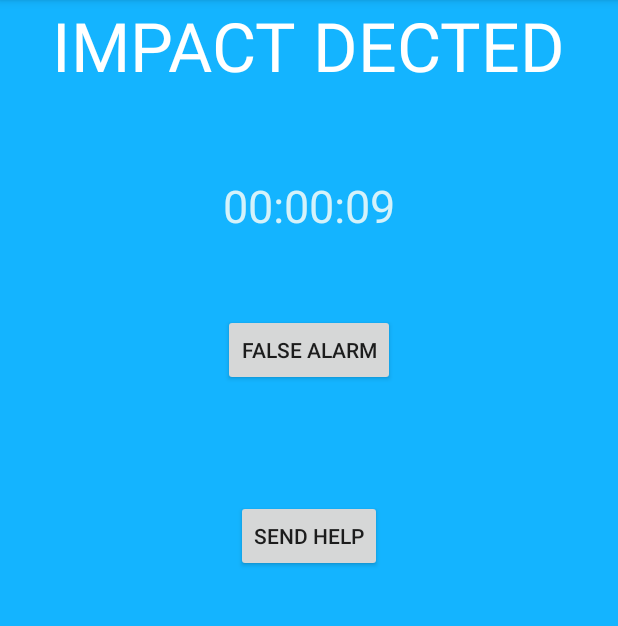
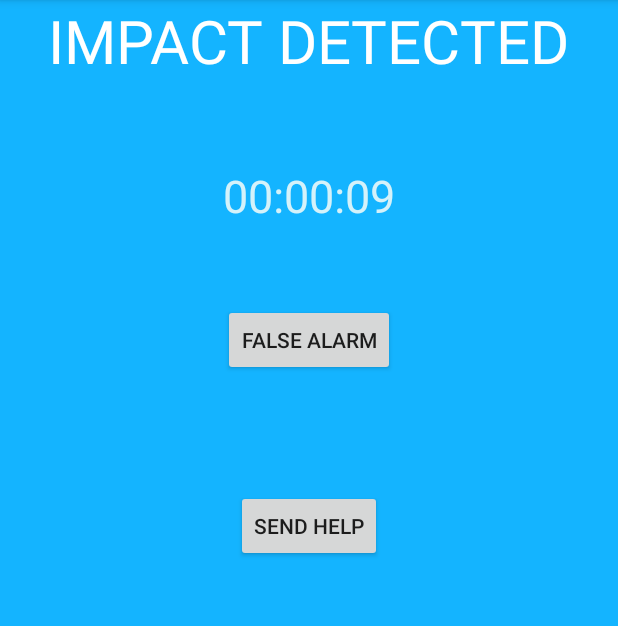
Before and after one commit to anichols28/ridesafe, an Android app: the Timer screen opened directly, with no data from a screen before it, on a phone screen of 412 x 824 dp, the part 84-710 px from its top. Run offline under Robolectric (Android 15) with nearby library versions, the light colour scheme and no system bars.

Commit message:
bug fixing

```diff
--- a/Ex2/app/src/main/java/com/example/austin/ex2/GPS.java
+++ b/Ex2/app/src/main/java/com/example/austin/ex2/GPS.java
@@ -214,9 +214,9 @@ public class GPS extends Service implements LocationListener {
      * close GPS to save battery
      */
     public void closeGPS() {
-        if (mLocationManager != null) {
+
             mLocationManager.removeUpdates(GPS.this);
-        }
+            mLocationManager = null;
     }
 
     /**
--- a/Ex2/app/src/main/java/com/example/austin/ex2/Timer.java
+++ b/Ex2/app/src/main/java/com/example/austin/ex2/Timer.java
@@ -44,7 +44,8 @@ public class Timer extends Activity {
         myGPS.getLocation();
         String timer = settings.getString("eTimer", "");
         int time = 0;
-        if(timer == ""){
+
+        if(!parseWithFallback(timer)){
             time = 10000;
         }
         else{
@@ -52,25 +53,9 @@ public class Timer extends Activity {
             time *= 1000;
         }
         text1=(TextView)findViewById(R.id.textView1);
-        falseButton.setOnClickListener(new View.OnClickListener() {
-            public void onClick(View view) {
-
-                Intent intent = new Intent(getApplicationContext(), GForce.class);
-                startActivity(intent);
-                kill_activity();
-
-            }
-        });
-        trueButton.setOnClickListener(new View.OnClickListener() {
-            public void onClick(View view) {
-                SharedPreferences settings = getSharedPreferences(PREFS_NAME, 0);
-                kill_activity();
-                send(settings.getString("eContact", ""), myGPS);
 
 
-            }
-        });
-        new CountDownTimer(time, 1000) { // adjust the milli seconds here
+        final CountDownTimer myCount = new CountDownTimer(time, 1000) { // adjust the milli seconds here
 
             public void onTick(long millisUntilFinished) {
 
@@ -87,10 +72,29 @@ public class Timer extends Activity {
                 send(settings.getString("eContact", ""), myGPS);
 
 
+
                 //
             }
         }.start();
-        myGPS.closeGPS();
+        falseButton.setOnClickListener(new View.OnClickListener() {
+            public void onClick(View view) {
+                myCount.cancel();
+                Intent intent = new Intent(getApplicationContext(), GForce.class);
+                startActivity(intent);
+
+
+            }
+        });
+        trueButton.setOnClickListener(new View.OnClickListener() {
+            public void onClick(View view) {
+                myCount.cancel();
+                SharedPreferences settings = getSharedPreferences(PREFS_NAME, 0);
+                send(settings.getString("eContact", ""), myGPS);
+
+
+            }
+        });
+
     }
 
     public void send(String Number, GPS myGPS)
@@ -118,6 +122,7 @@ public class Timer extends Activity {
 
 
         // make sure the fields are not empty
+        myGPS.closeGPS();
         kill_activity();
         // call the sms manager
         PendingIntent pi = PendingIntent.getActivity(this, 0,
@@ -137,6 +142,13 @@ public class Timer extends Activity {
         finish();
     }
 
-
+    public boolean parseWithFallback(String text) {
+        try {
+            Integer.parseInt(text);
+            return true;
+        } catch (NumberFormatException e) {
+            return false;
+        }
+    }
 
 }
--- a/Ex2/app/src/main/res/layout/timer.xml
+++ b/Ex2/app/src/main/res/layout/timer.xml
@@ -20,13 +20,13 @@
         android:layout_width="wrap_content"
         android:layout_height="wrap_content"
         android:textAppearance="?android:attr/textAppearanceLarge"
-        android:text="IMPACT DECTED"
+        android:text="IMPACT DETECTED"
         android:id="@+id/textView2"
+        android:textSize="40dp"
+        android:textColor="#ffffffff"
+        android:contentDescription="impact detected"
         android:layout_alignParentTop="true"
-        android:layout_centerHorizontal="true"
-        android:textSize="45dp"
-        android:textColor="#ffffffff"
-        android:contentDescription="impact detected" />
+        android:layout_centerHorizontal="true" />
 
     <Button
         android:layout_width="wrap_content"
```
